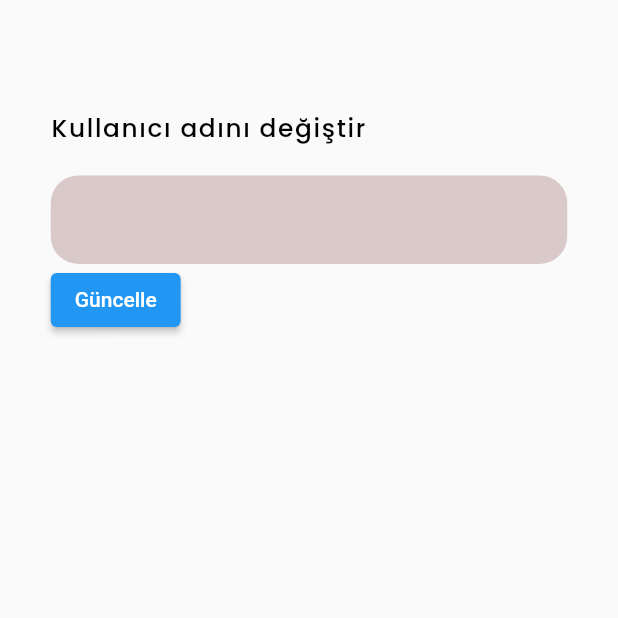
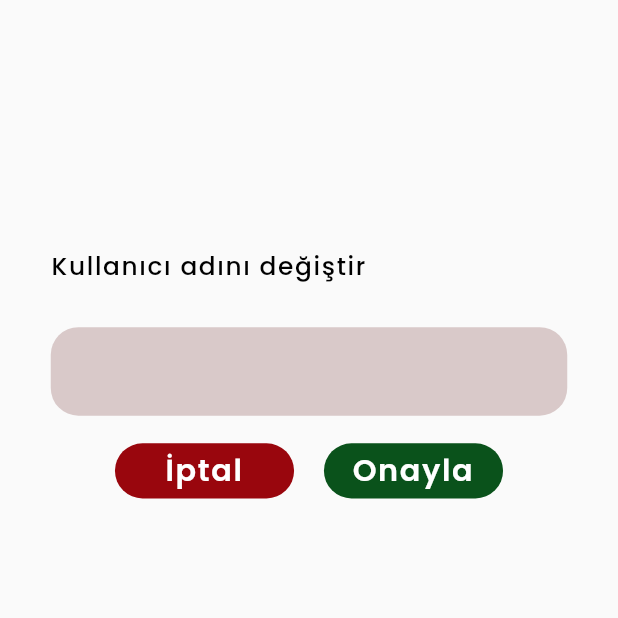
Before and after one commit to Tugcenaz/chopspick, a Flutter app: the ProfilePage screen opened directly, on a phone screen of 412 x 824 dp, the top half of it. Run offline on Flutter 3.47's test engine with Material 2 defaults, Android fonts, the phone set to English and light mode, and no system bars; drawn by our look-alikes of flutter_bounceable; our stand-ins replace badges, cached_network_image, cloud_firestore, firebase_auth, firebase_core, flutter_screenutil and 4 more; accounts and stored records are empty; statements that could not run were skipped.

Commit message:
profile page

```diff
--- a/lib/app/views/profile_page.dart
+++ b/lib/app/views/profile_page.dart
@@ -1,5 +1,6 @@
-
+import 'package:chopspick/app/components/custom_button.dart';
 import 'package:chopspick/app/controllers/user_controller.dart';
+import 'package:chopspick/app/views/bottom_nav_bar.dart';
 import 'package:chopspick/core/theme/colors.dart';
 import 'package:chopspick/core/theme/text_styles.dart';
 import 'package:flutter/material.dart';
@@ -18,7 +19,6 @@ class _ProfilePageState extends State<ProfilePage> {
   TextEditingController textEditingController = TextEditingController();
   final GlobalKey<FormState> _formKey = GlobalKey<FormState>();
   String? userName;
-
 
   void formSubmit() {
     _formKey.currentState!.save();
@@ -42,7 +42,7 @@ class _ProfilePageState extends State<ProfilePage> {
   Widget build(BuildContext context) {
     return Scaffold(
       body: Padding(
-        padding: EdgeInsets.symmetric(horizontal: 34.0.w, vertical: 80.h),
+        padding: EdgeInsets.symmetric(horizontal: 34.0.w, vertical: 180.h),
         child: Column(
           crossAxisAlignment: CrossAxisAlignment.start,
           children: [
@@ -51,7 +51,7 @@ class _ProfilePageState extends State<ProfilePage> {
               style: TextStyles.titleBlackTextStyle1(fontSize: 18.sp),
             ),
             SizedBox(
-              height: 20.h,
+              height: 30.h,
             ),
             Form(
               key: _formKey,
@@ -79,11 +79,34 @@ class _ProfilePageState extends State<ProfilePage> {
                 },
               ),
             ),
-            ElevatedButton(
-                onPressed: () {
-                  formSubmit();
-                },
-                child: const Text('Güncelle')),
+            SizedBox(
+              height: 20.h,
+            ),
+            Row(mainAxisAlignment: MainAxisAlignment.center,
+              children: [
+                CustomButton(
+                  onPressed: () {
+                   goToPage(0);
+                  },
+                  title: 'İptal',
+                  color: CustomColors.redButtonColor,
+                  fontSize: 22.sp,
+                  width: 120.w,
+                  height: 40.h,
+                ),
+                SizedBox(width: 20.w,),
+                CustomButton(
+                  onPressed: () {
+                    formSubmit();
+                  },
+                  title: 'Onayla',
+                  color:CustomColors.greenButtonColor,
+                  fontSize: 22.sp,
+                  width: 120.w,
+                  height: 40.h,
+                ),
+              ],
+            ),
           ],
         ),
       ),
--- a/lib/core/theme/colors.dart
+++ b/lib/core/theme/colors.dart
@@ -29,6 +29,9 @@ class CustomColors {
   static const bottomNavBarActiveColor = Color(0xFFCE1973);
   static const priceYellowColor = Color(0xFFB4AC03);
 
+  static const greenButtonColor = Color(0xFF0a521b);
+  static const redButtonColor = Color(0xFF99060d);
+
 
 
   static const detailPageLinearGradientPink = Color(0xFFD11770);
```
